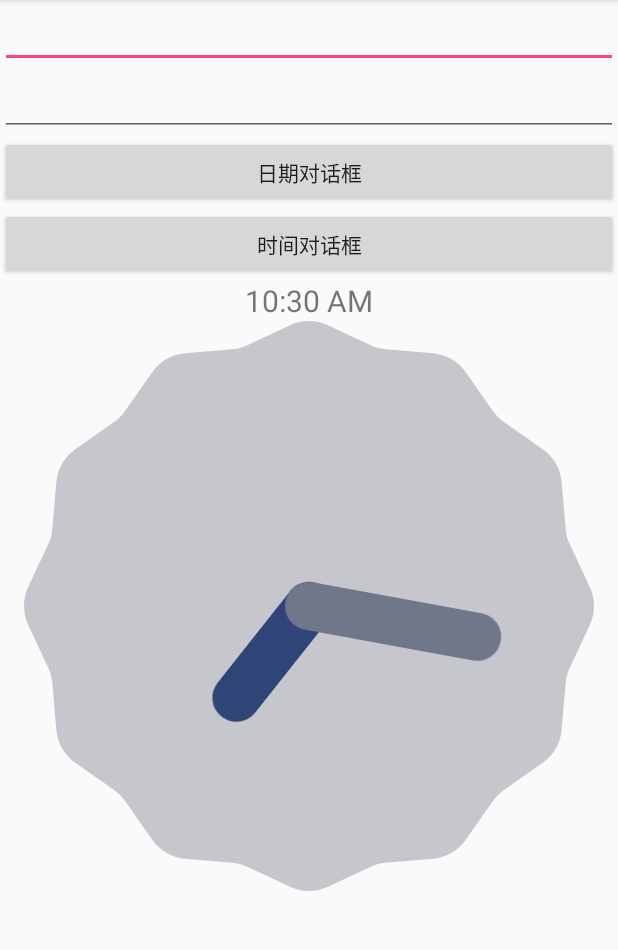
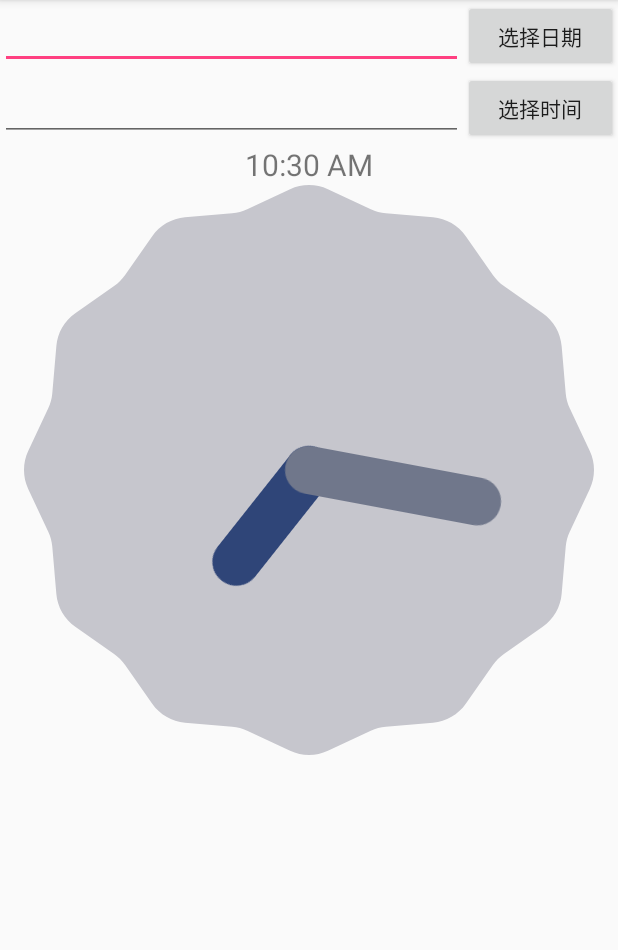
Before and after one commit to yaowen613/DateAndTimeSelector, an Android app: the screen it shows after launch (MainActivity), on a phone screen of 412 x 824 dp, the part 84-1034 px from its top. Run offline under Robolectric (Android 15) with nearby library versions, the phone set to English and light mode, and no system bars.

Commit message:
修改了样式布局

```diff
--- a/app/src/main/res/layout/activity_main.xml
+++ b/app/src/main/res/layout/activity_main.xml
@@ -1,35 +1,51 @@
 <?xml version="1.0" encoding="utf-8"?>
-<LinearLayout
-    xmlns:android="http://schemas.android.com/apk/res/android"
+<LinearLayout xmlns:android="http://schemas.android.com/apk/res/android"
     android:id="@+id/LinearLayout01"
     android:layout_width="fill_parent"
     android:layout_height="fill_parent"
     android:orientation="vertical">
 
+    <LinearLayout
+        android:layout_width="fill_parent"
+        android:layout_height="wrap_content"
+        android:orientation="horizontal">
+
         <EditText
             android:id="@+id/et"
-        android:layout_width="fill_parent"
+            android:layout_width="0dp"
             android:layout_height="wrap_content"
-        android:cursorVisible="false"
-        android:editable="false" />
-    <EditText
-        android:id="@+id/et2"
-        android:layout_width="fill_parent"
-        android:layout_height="wrap_content"
+            android:layout_weight="3"
             android:cursorVisible="false"
             android:editable="false" />
 
         <Button
             android:id="@+id/dateBtn"
+            android:layout_width="0dp"
+            android:layout_height="wrap_content"
+            android:layout_weight="1"
+            android:text="选择日期" />
+    </LinearLayout>
+
+    <LinearLayout
         android:layout_width="fill_parent"
         android:layout_height="wrap_content"
-        android:text="日期对话框" />
+        android:orientation="horizontal">
+
+        <EditText
+            android:id="@+id/et2"
+            android:layout_width="0dp"
+            android:layout_height="wrap_content"
+            android:layout_weight="3"
+            android:cursorVisible="false"
+            android:editable="false" />
 
         <Button
             android:id="@+id/timeBtn"
-        android:layout_width="fill_parent"
+            android:layout_width="0dp"
             android:layout_height="wrap_content"
-        android:text="时间对话框" />
+            android:layout_weight="1"
+            android:text="选择时间" />
+    </LinearLayout>
 
     <DigitalClock
         android:id="@+id/DigitalClock01"
```
Lines whose indentation alone changed are shown as unchanged.
